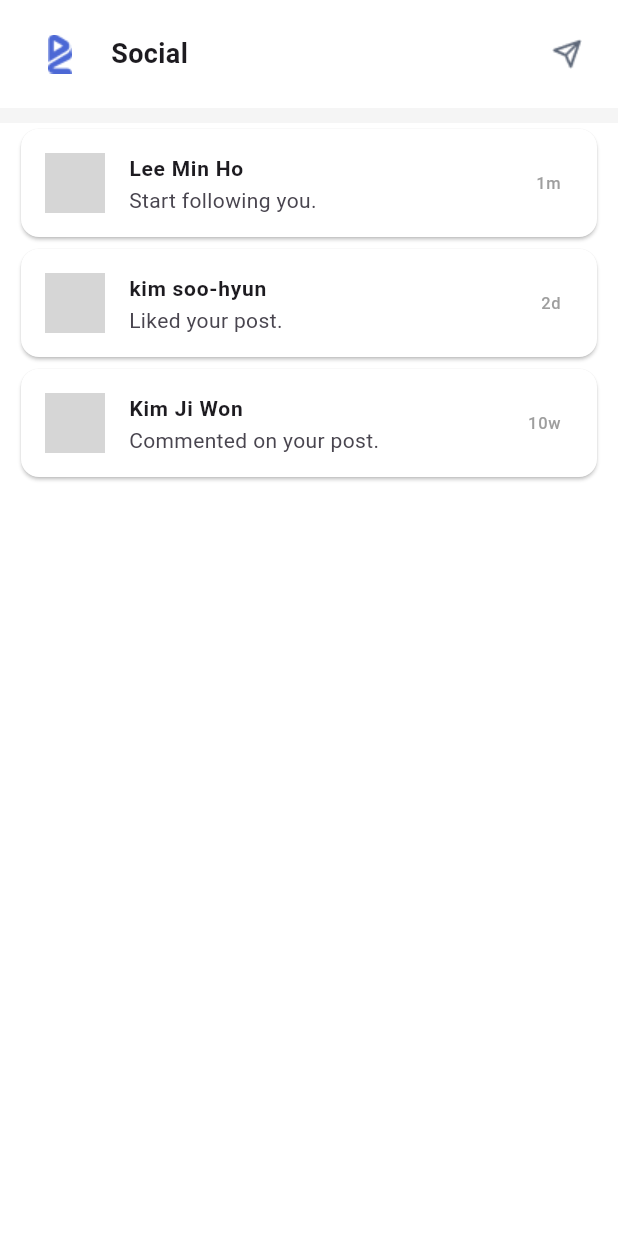
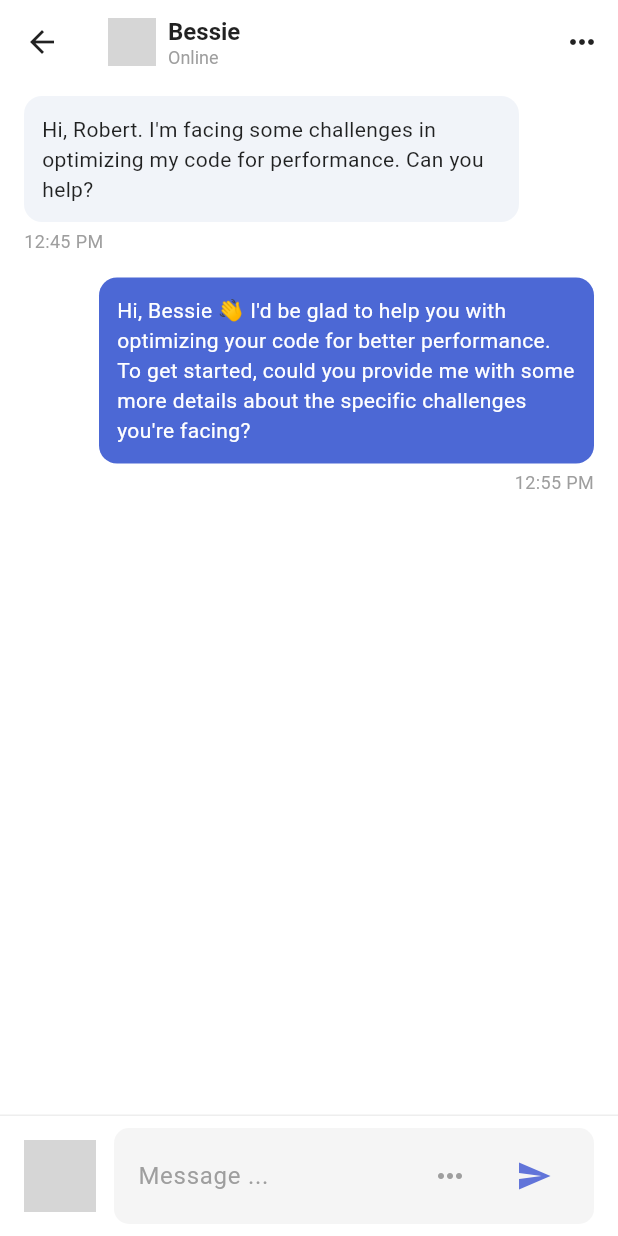
Before and after one commit to NguyenTongAnhQuan443/Ola-Chat-Mobile, a Flutter app: the NotificationsScreen screen opened directly, after a tap on "Social", on a phone screen of 412 x 824 dp. Run offline on Flutter 3.47's test engine with Material 3 defaults, Android fonts, the phone set to English and light mode, and no system bars; our stand-ins replace dotted_border; network calls fail; grey boxes are pictures that could not be loaded.

Commit message:
Add Messages_Conversation_Screen

```diff
--- /dev/null
+++ b/lib/ui/views/messages_conversation_screen.dart
@@ -0,0 +1,224 @@
+import 'package:flutter/material.dart';
+
+class MessagesConversationScreen extends StatefulWidget {
+  const MessagesConversationScreen({super.key});
+
+  @override
+  State<MessagesConversationScreen> createState() =>
+      _MessagesConversationScreenState();
+}
+
+class _MessagesConversationScreenState
+    extends State<MessagesConversationScreen> {
+  final TextEditingController _messageController = TextEditingController();
+
+  @override
+  void dispose() {
+    _messageController.dispose();
+    super.dispose();
+  }
+
+  @override
+  Widget build(BuildContext context) {
+    return SafeArea(
+        child: Scaffold(
+      backgroundColor: Colors.white,
+      appBar: AppBar(
+        backgroundColor: Colors.white,
+        elevation: 0,
+        leading: IconButton(
+          icon: Icon(Icons.arrow_back, color: Colors.black87),
+          onPressed: () => Navigator.pop(context),
+        ),
+        title: Row(
+          children: [
+            CircleAvatar(
+              radius: 16,
+              backgroundImage: NetworkImage(
+                "https://media-cdn-v2.laodong.vn/Storage/NewsPortal/2022/4/15/1034501/BTS-V-6.jpg",
+              ),
+            ),
+            SizedBox(width: 8),
+            Column(
+              crossAxisAlignment: CrossAxisAlignment.start,
+              children: [
+                Text(
+                  "Bessie",
+                  style: TextStyle(
+                    color: Colors.black87,
+                    fontSize: 16,
+                    fontWeight: FontWeight.w600,
+                  ),
+                ),
+                Text(
+                  "Online",
+                  style: TextStyle(
+                    color: Colors.grey,
+                    fontSize: 12,
+                  ),
+                ),
+              ],
+            ),
+          ],
+        ),
+        actions: [
+          IconButton(
+            icon: Icon(Icons.more_horiz, color: Colors.black87),
+            onPressed: () {},
+          ),
+        ],
+      ),
+      body: Column(
+        children: [
+          Expanded(
+            child: ListView(
+              padding: EdgeInsets.symmetric(horizontal: 16, vertical: 8),
+              children: [
+                _buildReceivedMessage(
+                  "Hi, Robert. I'm facing some challenges in optimizing my code for performance. Can you help?",
+                  "12:45 PM",
+                ),
+                _buildSentMessage(
+                  "Hi, Bessie 👋 I'd be glad to help you with optimizing your code for better performance. To get started, could you provide me with some more details about the specific challenges you're facing?",
+                  "12:55 PM",
+                ),
+              ],
+            ),
+          ),
+          _buildMessageInput(),
+        ],
+      ),
+    ));
+  }
+
+  Widget _buildReceivedMessage(String message, String time) {
+    return Padding(
+      padding: const EdgeInsets.only(right: 50, bottom: 16),
+      child: Column(
+        crossAxisAlignment: CrossAxisAlignment.start,
+        children: [
+          Container(
+            padding: EdgeInsets.all(12),
+            decoration: BoxDecoration(
+              color: Color(0xFFF1F4F9),
+              borderRadius: BorderRadius.circular(12),
+            ),
+            child: Text(
+              message,
+              style: TextStyle(
+                color: Colors.black87,
+                fontSize: 14,
+              ),
+            ),
+          ),
+          SizedBox(height: 4),
+          Text(
+            time,
+            style: TextStyle(
+              color: Colors.grey,
+              fontSize: 12,
+            ),
+          ),
+        ],
+      ),
+    );
+  }
+
+  Widget _buildSentMessage(String message, String time) {
+    return Padding(
+      padding: const EdgeInsets.only(left: 50, bottom: 16),
+      child: Column(
+        crossAxisAlignment: CrossAxisAlignment.end,
+        children: [
+          Container(
+            padding: EdgeInsets.all(12),
+            decoration: BoxDecoration(
+              color: Color(0xFF4C68D5),
+              borderRadius: BorderRadius.circular(12),
+            ),
+            child: Text(
+              message,
+              style: TextStyle(
+                color: Colors.white,
+                fontSize: 14,
+              ),
+            ),
+          ),
+          SizedBox(height: 4),
+          Text(
+            time,
+            style: TextStyle(
+              color: Colors.grey,
+              fontSize: 12,
+            ),
+          ),
+        ],
+      ),
+    );
+  }
+
+  Widget _buildMessageInput() {
+    return Container(
+      padding: EdgeInsets.symmetric(horizontal: 16, vertical: 8),
+      decoration: BoxDecoration(
+        color: Colors.white,
+        border: Border(
+          top: BorderSide(color: Colors.grey.shade200),
+        ),
+      ),
+      child: Row(
+        children: [
+          CircleAvatar(
+            radius: 24,
+            backgroundImage: NetworkImage(
+              "https://kenh14cdn.com/203336854389633024/2023/10/10/photo-14-16969313895451646555065.jpg",
+            ),
+          ),
+          SizedBox(width: 12),
+          Expanded(
+            child: Container(
+              padding: EdgeInsets.symmetric(horizontal: 16, vertical: 8),
+              decoration: BoxDecoration(
+                color: Colors.grey[100],
+                borderRadius: BorderRadius.circular(10),
+              ),
+              child: Row(
+                children: [
+                  Expanded(
+                    child: TextField(
+                      controller: _messageController,
+                      decoration: InputDecoration(
+                        hintText: "Message ...",
+                        hintStyle: TextStyle(color: Colors.grey),
+                        border: InputBorder.none,
+                        isDense: true,
+                        contentPadding: EdgeInsets.zero,
+                      ),
+                    ),
+                  ),
+                  IconButton(
+                    icon: Icon(Icons.more_horiz, color: Colors.grey),
+                    padding: EdgeInsets.zero,
+                    constraints: BoxConstraints(),
+                    onPressed: () {},
+                  ),
+                  SizedBox(width: 8),
+                  IconButton(
+                    icon: Icon(Icons.send, color: Color(0xFF6174D9)),
+                    padding: EdgeInsets.zero,
+                    constraints: BoxConstraints(),
+                    onPressed: () {
+                      if (_messageController.text.trim().isNotEmpty) {
+                        _messageController.clear();
+                      }
+                    },
+                  ),
+                ],
+              ),
+            ),
+          ),
+        ],
+      ),
+    );
+  }
+}
--- a/lib/ui/views/messages_list_screen.dart
+++ b/lib/ui/views/messages_list_screen.dart
@@ -1,6 +1,8 @@
 import 'package:flutter/material.dart';
 import 'package:olachat_mobile/ui/widgets/custom_sliver_to_box_adapter.dart';
 import 'package:olachat_mobile/ui/widgets/social_header.dart';
+
+import 'messages_conversation_screen.dart';
 
 class MessagesListScreen extends StatefulWidget {
   const MessagesListScreen({super.key});
@@ -92,6 +94,7 @@ class _MessageListScreenState extends State<MessagesListScreen> {
                   final message = messages[index];
                   return Padding(
                       padding: const EdgeInsets.symmetric(vertical: 6),
+                      child: InkWell(
                         child: ListTile(
                           leading: Stack(
                             children: [
@@ -122,9 +125,17 @@ class _MessageListScreenState extends State<MessagesListScreen> {
                             maxLines: 2,
                             overflow: TextOverflow.ellipsis,
                           ),
-                      onTap: () {},
+                          onTap: () {
+                            Navigator.push(
+                              context,
+                              MaterialPageRoute(
+                                builder: (context) =>
+                                    MessagesConversationScreen(),
                               ),
                             );
+                          },
+                        ),
+                      ));
                 },
                 childCount: messages.length,
               ),
--- a/lib/ui/widgets/social_header.dart
+++ b/lib/ui/widgets/social_header.dart
@@ -1,4 +1,5 @@
 import 'package:flutter/material.dart';
+import 'package:olachat_mobile/ui/views/messages_conversation_screen.dart';
 import 'package:olachat_mobile/ui/views/messages_list_screen.dart';
 
 import '../../core/utils/constants.dart';
@@ -28,7 +29,12 @@ class SocialHeader extends StatelessWidget {
                 ],
               ),
               onTap: () {
-                print("Send icon clicked SOCIAL!");
+                Navigator.push(
+                  context,
+                  MaterialPageRoute(
+                    builder: (context) => MessagesConversationScreen(),
+                  ),
+                );
               },
             ),
             InkWell(
```
Also changed, not shown: assets/demo/messages_conversation_screen.png (added), 1 other file. Lines whose indentation alone changed are shown as unchanged.
